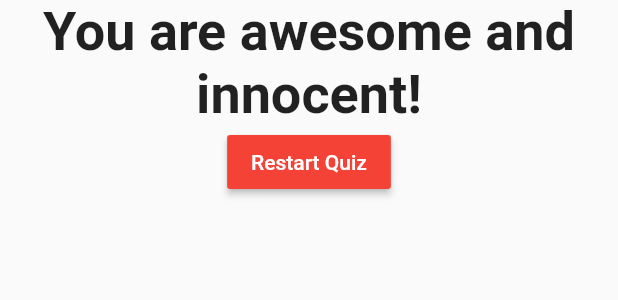
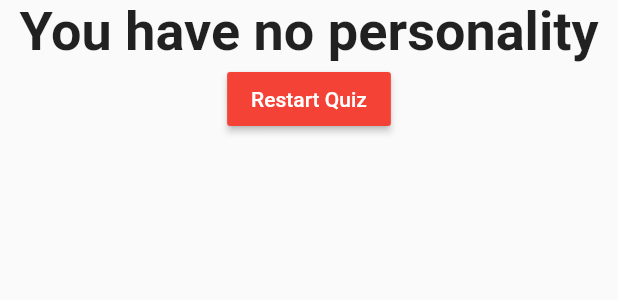
Before and after one commit to rpedraza01/udemy-flutter-quiz-app, a Flutter app: the Result widget shown alone on an empty page, opened directly with empty values, on a phone screen of 412 x 824 dp. Shown: the top 300 px of the screen. Run offline on Flutter 3.47's test engine with Material 2 defaults, Android fonts, the phone set to English and light mode, and no system bars.

Commit message:
added more questions and result responses

```diff
--- a/lib/main.dart
+++ b/lib/main.dart
@@ -26,7 +26,8 @@ class _MyAppState extends State<MyApp> {
         {'text': 'Black', 'score': 10},
         {'text': 'Red', 'score': 5},
         {'text': 'Green', 'score': 3},
-        {'text': 'White', 'score': 1}
+        {'text': 'White', 'score': 1},
+        {'text': 'None of the above', 'score': 0}
       ],
     },
     {
@@ -35,16 +36,38 @@ class _MyAppState extends State<MyApp> {
         {'text': 'Rabbit', 'score': 2},
         {'text': 'Snake', 'score': 8},
         {'text': 'Elephant', 'score': 3},
-        {'text': 'Lion', 'score': 6}
+        {'text': 'Lion', 'score': 6},
+        {'text': 'None of the above', 'score': 0}
       ],
     },
     {
       'questionText': "Who's your favorite instructor?",
       'answers': [
-        {'text': 'Max', 'score': 2},
-        {'text': 'Max', 'score': 2},
-        {'text': 'Max', 'score': 2},
-        {'text': 'Max', 'score': 2}
+        {'text': 'Max', 'score': 6},
+        {'text': 'Merrit', 'score': 2},
+        {'text': 'Eunika', 'score': 1},
+        {'text': 'Al', 'score': 4},
+        {'text': 'None of the above', 'score': 0}
+      ],
+    },
+    {
+      'questionText': "Who's your favorite person?",
+      'answers': [
+        {'text': 'Barack Obama', 'score': 2},
+        {'text': 'Captain America', 'score': 3},
+        {'text': 'Batman', 'score': 4},
+        {'text': 'Petey', 'score': 1},
+        {'text': 'None of the above', 'score': 0}
+      ],
+    },
+    {
+      'questionText': "What's your favorite team?",
+      'answers': [
+        {'text': 'Yankees', 'score': 1},
+        {'text': 'Red Sox', 'score': 10},
+        {'text': 'Blazers', 'score': 1},
+        {'text': 'Lakers', 'score': 10},
+        {'text': 'None of the above', 'score': 0}
       ],
     },
   ];
--- a/lib/result.dart
+++ b/lib/result.dart
@@ -8,12 +8,14 @@ class Result extends StatelessWidget {
 
   String get resultPhrase {
     var resultText = "You did it!";
-    if (resultScore <= 8) {
+    if (resultScore <= 8 && resultScore > 0) {
       resultText = "You are awesome and innocent!";
-    } else if (resultScore <= 12) {
+    } else if (resultScore <= 12 && resultScore > 8) {
       resultText = "Pretty Likeable!";
-    } else if (resultScore <= 16) {
+    } else if (resultScore <= 16 && resultScore > 12) {
       resultText = "You are strange!";
+    } else if (resultScore == 0) {
+      resultText = "You have no personality";
     } else {
       resultText = "You are so bad!";
     }
```
